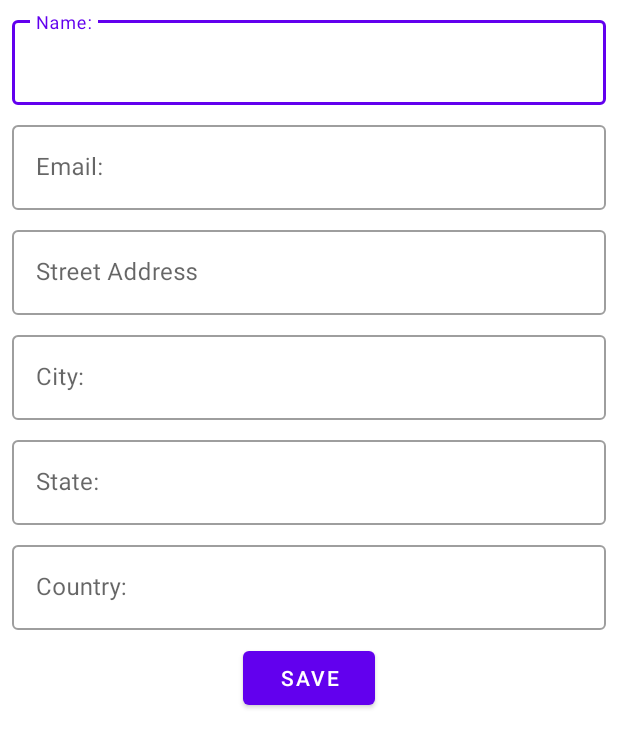
After one commit to nehabalajiMM/RoomSampleApp, an Android app: the AddContactActivity screen opened directly, with no data from a screen before it, on a phone screen of 412 x 824 dp. The commit adds this screen. Shown: the top 748 px of the screen. Run offline under Robolectric (Android 15) with nearby library versions, the phone set to English and light mode, and no system bars; our stand-ins replace Dagger/Hilt's generated code, data binding.

Commit message:
insert contacts to db

```diff
--- a/app/src/main/java/com/example/roomsampleapp/room/repository/ContactsRepository.kt
+++ b/app/src/main/java/com/example/roomsampleapp/room/repository/ContactsRepository.kt
@@ -16,8 +16,4 @@ class ContactsRepository @Inject constructor(
     fun insertContact(contact: Contact) {
         contactsDao.insertContact(contact)
     }
-
-    fun deleteContact(contact: Contact) {
-        contactsDao.deleteContact(contact)
-    }
 }
--- /dev/null
+++ b/app/src/main/java/com/example/roomsampleapp/ui/add_contact/AddContactActivity.kt
@@ -0,0 +1,28 @@
+package com.example.roomsampleapp.ui.add_contact
+
+import android.os.Bundle
+import androidx.activity.viewModels
+import androidx.appcompat.app.AppCompatActivity
+import com.example.roomsampleapp.databinding.ActivityAddContactBinding
+import com.example.roomsampleapp.room.entities.Contact
+import com.example.roomsampleapp.room.entities.ContactAddress
+import dagger.hilt.android.AndroidEntryPoint
+
+@AndroidEntryPoint
+class AddContactActivity : AppCompatActivity() {
+
+    private lateinit var binding: ActivityAddContactBinding
+    private val addContactViewModel: AddContactViewModel by viewModels()
+
+    override fun onCreate(savedInstanceState: Bundle?) {
+        super.onCreate(savedInstanceState)
+        binding = ActivityAddContactBinding.inflate(layoutInflater)
+        setContentView(binding.root)
+
+        binding.buttonSave.setOnClickListener {
+            val contact = Contact(binding.tfContactName.editText?.text.toString(), binding.tfContactEmail.editText?.text.toString(), ContactAddress(binding.tfContactStreetAddress.editText?.text.toString(), binding.tfCity.editText?.text.toString(), binding.tfState.editText?.text.toString(), binding.tfCountry.editText?.text.toString()))
+            addContactViewModel.insertContact(contact)
+            finish()
+        }
+    }
+}
--- /dev/null
+++ b/app/src/main/java/com/example/roomsampleapp/ui/add_contact/AddContactViewModel.kt
@@ -0,0 +1,20 @@
+package com.example.roomsampleapp.ui.add_contact
+
+import androidx.lifecycle.ViewModel
+import androidx.lifecycle.viewModelScope
+import com.example.roomsampleapp.room.entities.Contact
+import com.example.roomsampleapp.room.repository.ContactsRepository
+import dagger.hilt.android.lifecycle.HiltViewModel
+import kotlinx.coroutines.Dispatchers
+import kotlinx.coroutines.launch
+import javax.inject.Inject
+
+@HiltViewModel
+class AddContactViewModel @Inject constructor(
+    private val repository: ContactsRepository
+) : ViewModel() {
+
+    fun insertContact(contact: Contact) = viewModelScope.launch(Dispatchers.IO) {
+        repository.insertContact(contact)
+    }
+}
--- a/app/src/main/java/com/example/roomsampleapp/ui/main/MainActivity.kt
+++ b/app/src/main/java/com/example/roomsampleapp/ui/main/MainActivity.kt
@@ -1,11 +1,13 @@
 package com.example.roomsampleapp.ui.main
 
+import android.content.Intent
 import android.os.Bundle
-import android.util.Log
+import android.view.View
 import androidx.activity.viewModels
 import androidx.appcompat.app.AppCompatActivity
 import com.example.roomsampleapp.adapter.ContactsListAdapter
 import com.example.roomsampleapp.databinding.ActivityMainBinding
+import com.example.roomsampleapp.ui.add_contact.AddContactActivity
 import dagger.hilt.android.AndroidEntryPoint
 
 @AndroidEntryPoint
@@ -24,10 +26,16 @@ class MainActivity : AppCompatActivity() {
 
         mainViewModel.contacts.observe(this@MainActivity) {
             if (it.isNotEmpty()) {
+                binding.tvAddContact.visibility = View.GONE
                 contactsListAdapter.differ.submitList(it)
             } else {
-                Log.e("EMPTY_LIST", "list is empty")
+                binding.tvAddContact.visibility = View.VISIBLE
             }
+        }
+
+        binding.floatingActionButton.setOnClickListener {
+            val intent = Intent(this, AddContactActivity::class.java)
+            startActivity(intent)
         }
     }
 }
--- a/app/src/main/java/com/example/roomsampleapp/ui/main/MainViewModel.kt
+++ b/app/src/main/java/com/example/roomsampleapp/ui/main/MainViewModel.kt
@@ -2,13 +2,9 @@ package com.example.roomsampleapp.ui.main
 
 import androidx.lifecycle.LiveData
 import androidx.lifecycle.ViewModel
-import androidx.lifecycle.viewModelScope
 import com.example.roomsampleapp.room.entities.Contact
-import com.example.roomsampleapp.room.entities.ContactAddress
 import com.example.roomsampleapp.room.repository.ContactsRepository
 import dagger.hilt.android.lifecycle.HiltViewModel
-import kotlinx.coroutines.Dispatchers
-import kotlinx.coroutines.launch
 import javax.inject.Inject
 
 @HiltViewModel
@@ -16,19 +12,5 @@ class MainViewModel @Inject constructor(
     private val repository: ContactsRepository
 ) : ViewModel() {
 
-    init {
-        viewModelScope.launch(Dispatchers.IO) {
-            repository.insertContact(Contact("testName", "test@gmail.com", ContactAddress("test", "test", "test", "test")))
-        }
-    }
-
     var contacts: LiveData<List<Contact>> = repository.getContacts()
-
-    fun insertContact(contact: Contact) = viewModelScope.launch(Dispatchers.IO) {
-        repository.insertContact(contact)
-    }
-
-    fun deleteContact(contact: Contact) = viewModelScope.launch(Dispatchers.IO) {
-        repository.deleteContact(contact)
-    }
 }
--- /dev/null
+++ b/app/src/main/res/layout/activity_add_contact.xml
@@ -0,0 +1,145 @@
+<?xml version="1.0" encoding="utf-8"?>
+<layout xmlns:android="http://schemas.android.com/apk/res/android"
+    xmlns:app="http://schemas.android.com/apk/res-auto"
+    xmlns:tools="http://schemas.android.com/tools">
+
+    <androidx.constraintlayout.widget.ConstraintLayout
+        android:layout_width="match_parent"
+        android:layout_height="match_parent"
+        tools:context=".ui.add_contact.AddContactActivity">
+
+        <com.google.android.material.textfield.TextInputLayout
+            android:id="@+id/tf_contact_name"
+            style="@style/Widget.MaterialComponents.TextInputLayout.OutlinedBox"
+            android:layout_width="match_parent"
+            android:layout_height="wrap_content"
+            android:layout_marginStart="@dimen/dimen_8dp"
+            android:layout_marginTop="8dp"
+            android:layout_marginEnd="@dimen/dimen_8dp"
+            android:hint="@string/name_tf"
+            app:layout_constraintBottom_toTopOf="@+id/tf_contact_email"
+            app:layout_constraintEnd_toEndOf="parent"
+            app:layout_constraintStart_toStartOf="parent"
+            app:layout_constraintTop_toTopOf="parent"
+            app:layout_constraintVertical_bias="0.0"
+            app:layout_constraintVertical_chainStyle="packed">
+
+            <com.google.android.material.textfield.TextInputEditText
+                android:layout_width="match_parent"
+                android:layout_height="match_parent" />
+
+        </com.google.android.material.textfield.TextInputLayout>
+
+        <com.google.android.material.textfield.TextInputLayout
+            android:id="@+id/tf_contact_email"
+            style="@style/Widget.MaterialComponents.TextInputLayout.OutlinedBox"
+            android:layout_width="match_parent"
+            android:layout_height="wrap_content"
+            android:layout_marginStart="@dimen/dimen_8dp"
+            android:layout_marginTop="@dimen/dimen_8dp"
+            android:layout_marginEnd="@dimen/dimen_8dp"
+            android:hint="@string/email_tf"
+            app:layout_constraintBottom_toTopOf="@+id/tf_contact_street_address"
+            app:layout_constraintEnd_toEndOf="parent"
+            app:layout_constraintStart_toStartOf="parent"
+            app:layout_constraintTop_toBottomOf="@+id/tf_contact_name">
+
+            <com.google.android.material.textfield.TextInputEditText
+                android:layout_width="match_parent"
+                android:layout_height="match_parent" />
+
+        </com.google.android.material.textfield.TextInputLayout>
+
+        <com.google.android.material.textfield.TextInputLayout
+            android:id="@+id/tf_contact_street_address"
+            style="@style/Widget.MaterialComponents.TextInputLayout.OutlinedBox"
+            android:layout_width="match_parent"
+            android:layout_height="wrap_content"
+            android:layout_marginStart="@dimen/dimen_8dp"
+            android:layout_marginTop="@dimen/dimen_8dp"
+            android:layout_marginEnd="@dimen/dimen_8dp"
+            android:hint="@string/street_address"
+            app:layout_constraintBottom_toTopOf="@+id/tf_city"
+            app:layout_constraintEnd_toEndOf="parent"
+            app:layout_constraintStart_toStartOf="parent"
+            app:layout_constraintTop_toBottomOf="@+id/tf_contact_email">
+
+            <com.google.android.material.textfield.TextInputEditText
+                android:layout_width="match_parent"
+                android:layout_height="match_parent" />
+
+        </com.google.android.material.textfield.TextInputLayout>
+
+        <com.google.android.material.textfield.TextInputLayout
+            android:id="@+id/tf_city"
+            style="@style/Widget.MaterialComponents.TextInputLayout.OutlinedBox"
+            android:layout_width="match_parent"
+            android:layout_height="wrap_content"
+            android:layout_marginStart="@dimen/dimen_8dp"
+            android:layout_marginTop="@dimen/dimen_8dp"
+            android:layout_marginEnd="@dimen/dimen_8dp"
+            android:hint="@string/city"
+            app:layout_constraintBottom_toTopOf="@+id/tf_state"
+            app:layout_constraintEnd_toEndOf="parent"
+            app:layout_constraintStart_toStartOf="parent"
+            app:layout_constraintTop_toBottomOf="@+id/tf_contact_street_address">
+
+            <com.google.android.material.textfield.TextInputEditText
+                android:layout_width="match_parent"
+                android:layout_height="match_parent" />
+
+        </com.google.android.material.textfield.TextInputLayout>
+
+        <com.google.android.material.textfield.TextInputLayout
+            android:id="@+id/tf_state"
+            style="@style/Widget.MaterialComponents.TextInputLayout.OutlinedBox"
+            android:layout_width="match_parent"
+            android:layout_height="wrap_content"
+            android:layout_marginStart="@dimen/dimen_8dp"
+            android:layout_marginTop="@dimen/dimen_8dp"
+            android:layout_marginEnd="@dimen/dimen_8dp"
+            android:hint="@string/state"
+            app:layout_constraintBottom_toTopOf="@+id/tf_country"
+            app:layout_constraintEnd_toEndOf="parent"
+            app:layout_constraintStart_toStartOf="parent"
+            app:layout_constraintTop_toBottomOf="@+id/tf_city">
+
+            <com.google.android.material.textfield.TextInputEditText
+                android:layout_width="match_parent"
+                android:layout_height="match_parent" />
+
+        </com.google.android.material.textfield.TextInputLayout>
+
+        <com.google.android.material.textfield.TextInputLayout
+            android:id="@+id/tf_country"
+            style="@style/Widget.MaterialComponents.TextInputLayout.OutlinedBox"
+            android:layout_width="match_parent"
+            android:layout_height="wrap_content"
+            android:layout_marginStart="@dimen/dimen_8dp"
+            android:layout_marginTop="@dimen/dimen_8dp"
+            android:layout_marginEnd="@dimen/dimen_8dp"
+            android:hint="@string/country"
+            app:layout_constraintBottom_toTopOf="@+id/button_save"
+            app:layout_constraintEnd_toEndOf="parent"
+            app:layout_constraintStart_toStartOf="parent"
+            app:layout_constraintTop_toBottomOf="@+id/tf_state">
+
+            <com.google.android.material.textfield.TextInputEditText
+                android:layout_width="match_parent"
+                android:layout_height="match_parent" />
+
+        </com.google.android.material.textfield.TextInputLayout>
+
+        <Button
+            android:id="@+id/button_save"
+            android:layout_width="wrap_content"
+            android:layout_height="wrap_content"
+            android:layout_marginTop="@dimen/dimen_8dp"
+            android:text="@string/save"
+            app:layout_constraintBottom_toBottomOf="parent"
+            app:layout_constraintEnd_toEndOf="parent"
+            app:layout_constraintStart_toStartOf="parent"
+            app:layout_constraintTop_toBottomOf="@+id/tf_country" />
+
+    </androidx.constraintlayout.widget.ConstraintLayout>
+</layout>
--- a/app/src/main/res/layout/activity_main.xml
+++ b/app/src/main/res/layout/activity_main.xml
@@ -37,5 +37,16 @@
             app:layout_constraintEnd_toEndOf="parent"
             android:contentDescription="@string/add_new_contact" />
 
+        <TextView
+            android:id="@+id/tv_add_contact"
+            android:layout_width="wrap_content"
+            android:layout_height="wrap_content"
+            android:text="Add a new contact"
+            android:visibility="gone"
+            app:layout_constraintBottom_toBottomOf="parent"
+            app:layout_constraintEnd_toEndOf="@+id/rv_contacts_list"
+            app:layout_constraintStart_toStartOf="parent"
+            app:layout_constraintTop_toTopOf="@+id/rv_contacts_list" />
+
     </androidx.constraintlayout.widget.ConstraintLayout>
 </layout>
--- a/app/src/main/res/values-night/themes.xml
+++ b/app/src/main/res/values-night/themes.xml
@@ -1,6 +1,6 @@
 <resources xmlns:tools="http://schemas.android.com/tools">
     <!-- Base application theme. -->
-    <style name="Theme.RoomSampleApp" parent="Theme.MaterialComponents.DayNight.DarkActionBar">
+    <style name="Theme.RoomSampleApp" parent="Theme.MaterialComponents.DayNight.NoActionBar">
         <!-- Primary brand color. -->
         <item name="colorPrimary">@color/purple_200</item>
         <item name="colorPrimaryVariant">@color/purple_700</item>
--- a/app/src/main/res/values/strings.xml
+++ b/app/src/main/res/values/strings.xml
@@ -4,5 +4,12 @@
     <string name="email">Email: %1$s</string>
     <string name="address">Address: %1$s, %2$s, %3$s, %4$s</string>
     <string name="add_new_contact">add_new_contact</string>
+    <string name="name_tf">Name:</string>
+    <string name="email_tf">Email:</string>
+    <string name="street_address">Street Address</string>
+    <string name="city">City:</string>
+    <string name="state">State:</string>
+    <string name="country">Country:</string>
+    <string name="save">Save</string>
 
 </resources>
--- a/app/src/main/res/values/themes.xml
+++ b/app/src/main/res/values/themes.xml
@@ -1,6 +1,6 @@
 <resources xmlns:tools="http://schemas.android.com/tools">
     <!-- Base application theme. -->
-    <style name="Theme.RoomSampleApp" parent="Theme.MaterialComponents.DayNight.DarkActionBar">
+    <style name="Theme.RoomSampleApp" parent="Theme.MaterialComponents.DayNight.NoActionBar">
         <!-- Primary brand color. -->
         <item name="colorPrimary">@color/purple_500</item>
         <item name="colorPrimaryVariant">@color/purple_700</item>
@@ -10,7 +10,8 @@
         <item name="colorSecondaryVariant">@color/teal_700</item>
         <item name="colorOnSecondary">@color/black</item>
         <!-- Status bar color. -->
-        <item name="android:statusBarColor">?attr/colorPrimaryVariant</item>
+        <item name="android:windowLightStatusBar" tools:targetApi="m">true</item>
+        <item name="android:statusBarColor">@android:color/white</item>
         <!-- Customize your theme here. -->
     </style>
 </resources>
```
Also changed, not shown: app/src/main/AndroidManifest.xml (+8 -1 lines).
